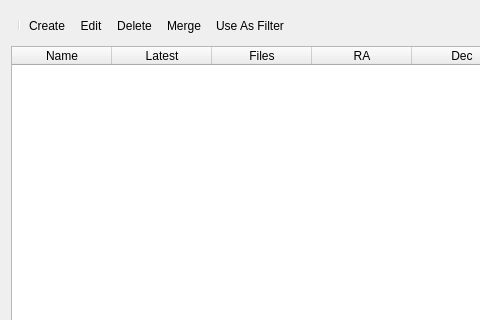
Above: photonfinder/ui/ProjectsWindow.ui from bcolyn/PhotonFinder before the change; both pictures show x 0 to 480 and y 0 to 320 of the 647 by 424 pixel window. Below: the same form after it.
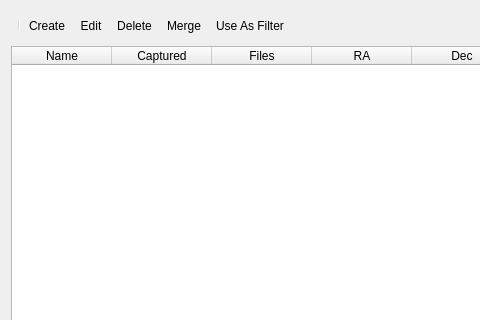
That is the form after the change. Icons and pictures are not drawn.

```diff
--- a/photonfinder/ui/ProjectsWindow.ui
+++ b/photonfinder/ui/ProjectsWindow.ui
@@ -60,7 +60,7 @@
      </column>
      <column>
       <property name="text">
-       <string>Latest</string>
+       <string>Captured</string>
       </property>
      </column>
      <column>
```
